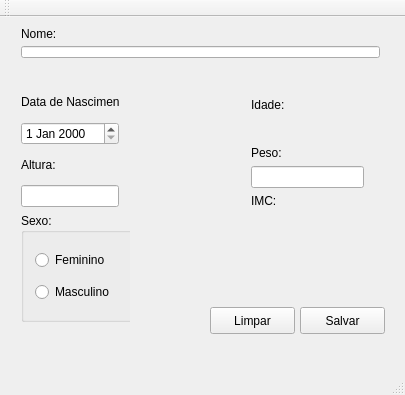
Above: mainwindow.ui from moreiralucas/imc before the change. Below: the same form after it.
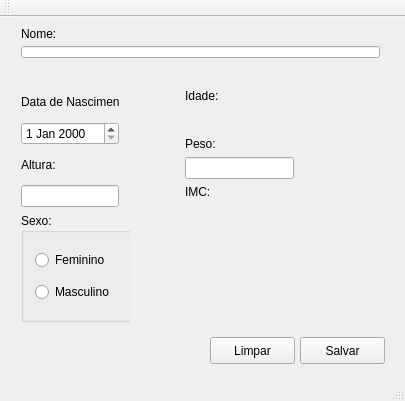
That is the form after the change.

Patch:
```diff
--- a/mainwindow.ui
+++ b/mainwindow.ui
@@ -7,7 +7,7 @@
     <x>0</x>
     <y>0</y>
     <width>405</width>
-    <height>395</height>
+    <height>401</height>
    </rect>
   </property>
   <property name="windowTitle">
@@ -18,7 +18,7 @@
     <property name="geometry">
      <rect>
       <x>300</x>
-      <y>290</y>
+      <y>320</y>
       <width>85</width>
       <height>27</height>
      </rect>
@@ -31,7 +31,7 @@
     <property name="geometry">
      <rect>
       <x>210</x>
-      <y>290</y>
+      <y>320</y>
       <width>85</width>
       <height>27</height>
      </rect>
@@ -136,12 +136,12 @@
      </item>
     </layout>
    </widget>
-   <widget class="QWidget" name="">
+   <widget class="QWidget" name="layoutWidget">
     <property name="geometry">
      <rect>
-      <x>240</x>
-      <y>70</y>
-      <width>135</width>
+      <x>174</x>
+      <y>61</y>
+      <width>131</width>
       <height>161</height>
      </rect>
     </property>
```
Left out of the diff: 29 changed lines with no effect on the pictures.
